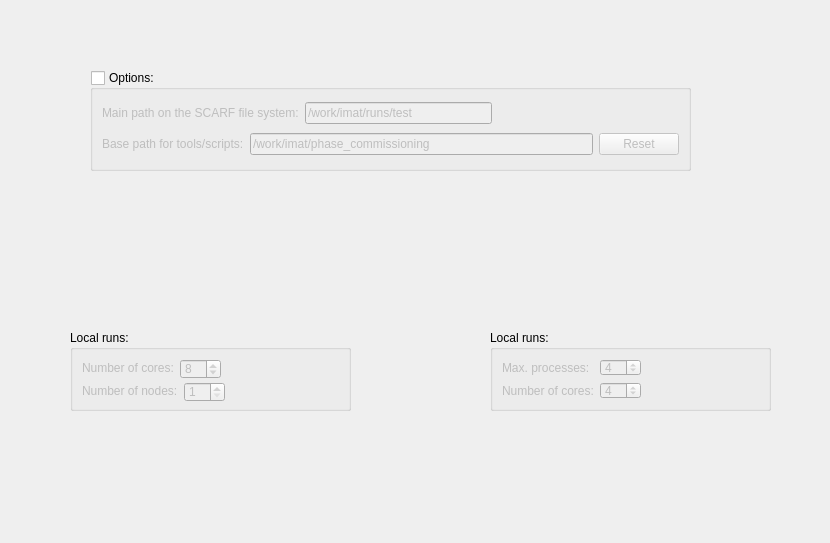
This is MantidQt/CustomInterfaces/inc/MantidQtCustomInterfaces/Tomography/TomographyIfaceQtTabSystemSettings.ui in mantidproject/mantid as Qt 5 draws it before an edit. The edited form follows.
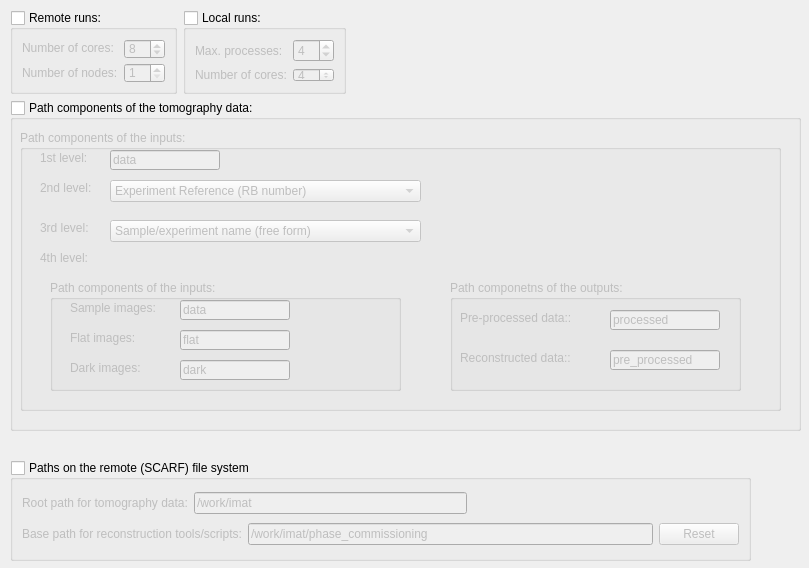
This is the edited form.

Commit message: rearrange widgets, move some to the system tab, re #15665

What changed in the file:
```diff
--- a/MantidQt/CustomInterfaces/inc/MantidQtCustomInterfaces/Tomography/TomographyIfaceQtTabSystemSettings.ui
+++ b/MantidQt/CustomInterfaces/inc/MantidQtCustomInterfaces/Tomography/TomographyIfaceQtTabSystemSettings.ui
@@ -6,8 +6,8 @@
    <rect>
     <x>0</x>
     <y>0</y>
-    <width>830</width>
-    <height>543</height>
+    <width>809</width>
+    <height>568</height>
    </rect>
   </property>
   <property name="windowTitle">
@@ -16,14 +16,14 @@
   <widget class="QGroupBox" name="groupBox_3">
    <property name="geometry">
     <rect>
-     <x>90</x>
-     <y>70</y>
-     <width>601</width>
+     <x>10</x>
+     <y>460</y>
+     <width>741</width>
      <height>101</height>
     </rect>
    </property>
    <property name="title">
-    <string>Options:</string>
+    <string>Paths on the remote (SCARF) file system</string>
    </property>
    <property name="checkable">
     <bool>true</bool>
@@ -37,7 +37,7 @@
       <item>
        <widget class="QLabel" name="label_22">
         <property name="text">
-         <string>Main path on the SCARF file system:</string>
+         <string>Root path for tomography data:</string>
         </property>
        </widget>
       </item>
@@ -50,7 +50,7 @@
          </size>
         </property>
         <property name="text">
-         <string>/work/imat/runs/test</string>
+         <string>/work/imat</string>
         </property>
        </widget>
       </item>
@@ -74,7 +74,7 @@
       <item>
        <widget class="QLabel" name="label">
         <property name="text">
-         <string>Base path for tools/scripts:</string>
+         <string>Base path for reconstruction tools/scripts:</string>
         </property>
        </widget>
       </item>
@@ -96,212 +96,460 @@
     </item>
    </layout>
   </widget>
-  <widget class="QGroupBox" name="groupBox_4">
+  <widget class="QGroupBox" name="groupBox">
    <property name="geometry">
     <rect>
-     <x>490</x>
-     <y>330</y>
-     <width>281</width>
-     <height>81</height>
+     <x>10</x>
+     <y>100</y>
+     <width>791</width>
+     <height>331</height>
     </rect>
    </property>
    <property name="title">
-    <string>Local runs:</string>
+    <string>Path components of the tomography data:</string>
    </property>
-   <layout class="QGridLayout" name="gridLayout_4">
-    <item row="0" column="0">
-     <widget class="QLabel" name="label_3">
-      <property name="enabled">
-       <bool>false</bool>
+   <property name="checkable">
+    <bool>true</bool>
+   </property>
+   <property name="checked">
+    <bool>false</bool>
+   </property>
+   <widget class="QGroupBox" name="groupBox_2">
+    <property name="geometry">
+     <rect>
+      <x>10</x>
+      <y>30</y>
+      <width>761</width>
+      <height>281</height>
+     </rect>
+    </property>
+    <property name="title">
+     <string>Path components of the inputs:</string>
+    </property>
+    <widget class="QComboBox" name="comboBox">
+     <property name="geometry">
+      <rect>
+       <x>90</x>
+       <y>50</y>
+       <width>311</width>
+       <height>22</height>
+      </rect>
+     </property>
+     <item>
+      <property name="text">
+       <string>Experiment Reference (RB number)</string>
       </property>
+     </item>
+    </widget>
+    <widget class="QLineEdit" name="lineEdit_processed_subpath_2">
+     <property name="geometry">
+      <rect>
+       <x>90</x>
+       <y>20</y>
+       <width>110</width>
+       <height>20</height>
+      </rect>
+     </property>
+     <property name="text">
+      <string>data</string>
+     </property>
+    </widget>
+    <widget class="QLabel" name="label_4">
+     <property name="geometry">
+      <rect>
+       <x>20</x>
+       <y>20</y>
+       <width>71</width>
+       <height>16</height>
+      </rect>
+     </property>
+     <property name="text">
+      <string>1st level:</string>
+     </property>
+    </widget>
+    <widget class="QLabel" name="label_5">
+     <property name="geometry">
+      <rect>
+       <x>20</x>
+       <y>50</y>
+       <width>71</width>
+       <height>16</height>
+      </rect>
+     </property>
+     <property name="text">
+      <string>2nd level:</string>
+     </property>
+    </widget>
+    <widget class="QLabel" name="label_6">
+     <property name="geometry">
+      <rect>
+       <x>20</x>
+       <y>90</y>
+       <width>71</width>
+       <height>16</height>
+      </rect>
+     </property>
+     <property name="text">
+      <string>3rd level:</string>
+     </property>
+    </widget>
+    <widget class="QComboBox" name="comboBox_2">
+     <property name="geometry">
+      <rect>
+       <x>90</x>
+       <y>90</y>
+       <width>311</width>
+       <height>22</height>
+      </rect>
+     </property>
+     <item>
       <property name="text">
-       <string>Max. processes:</string>
+       <string>Sample/experiment name (free form)</string>
       </property>
-     </widget>
-    </item>
-    <item row="0" column="1">
-     <widget class="QSpinBox" name="spinBox">
-      <property name="enabled">
-       <bool>false</bool>
+     </item>
+    </widget>
+    <widget class="QLabel" name="label_7">
+     <property name="geometry">
+      <rect>
+       <x>20</x>
+       <y>120</y>
+       <width>71</width>
+       <height>16</height>
+      </rect>
+     </property>
+     <property name="text">
+      <string>4th level:</string>
+     </property>
+    </widget>
+    <widget class="QGroupBox" name="groupBox_6">
+     <property name="geometry">
+      <rect>
+       <x>430</x>
+       <y>150</y>
+       <width>291</width>
+       <height>111</height>
+      </rect>
+     </property>
+     <property name="title">
+      <string>Path componetns of the outputs:</string>
+     </property>
+     <widget class="QLabel" name="label_2">
+      <property name="geometry">
+       <rect>
+        <x>10</x>
+        <y>70</y>
+        <width>131</width>
+        <height>16</height>
+       </rect>
       </property>
-      <property name="minimum">
-       <number>1</number>
+      <property name="text">
+       <string>Reconstructed data::</string>
       </property>
-      <property name="maximum">
-       <number>10</number>
+     </widget>
+     <widget class="QLineEdit" name="lineEdit_processed_subpath">
+      <property name="geometry">
+       <rect>
+        <x>160</x>
+        <y>30</y>
+        <width>110</width>
+        <height>20</height>
+       </rect>
       </property>
-      <property name="value">
-       <number>4</number>
+      <property name="text">
+       <string>processed</string>
       </property>
      </widget>
-    </item>
-    <item row="0" column="2">
-     <spacer name="horizontalSpacer_10">
-      <property name="orientation">
-       <enum>Qt::Horizontal</enum>
+     <widget class="QLabel" name="label_8">
+      <property name="geometry">
+       <rect>
+        <x>10</x>
+        <y>30</y>
+        <width>121</width>
+        <height>16</height>
+       </rect>
       </property>
-      <property name="sizeHint" stdset="0">
-       <size>
-        <width>40</width>
+      <property name="text">
+       <string>Pre-processed data::</string>
+      </property>
+     </widget>
+     <widget class="QLineEdit" name="lineEdit_processed_subpath_3">
+      <property name="geometry">
+       <rect>
+        <x>160</x>
+        <y>70</y>
+        <width>110</width>
         <height>20</height>
-       </size>
+       </rect>
       </property>
-     </spacer>
-    </item>
-    <item row="1" column="0">
-     <widget class="QLabel" name="label_25">
-      <property name="enabled">
-       <bool>false</bool>
+      <property name="text">
+       <string>pre_processed</string>
       </property>
+     </widget>
+    </widget>
+    <widget class="QGroupBox" name="groupBox_7">
+     <property name="geometry">
+      <rect>
+       <x>30</x>
+       <y>150</y>
+       <width>351</width>
+       <height>111</height>
+      </rect>
+     </property>
+     <property name="title">
+      <string>Path components of the inputs:</string>
+     </property>
+     <widget class="QLineEdit" name="lineEdit_processed_subpath_6">
+      <property name="geometry">
+       <rect>
+        <x>130</x>
+        <y>80</y>
+        <width>110</width>
+        <height>20</height>
+       </rect>
+      </property>
       <property name="text">
-       <string>Number of cores:</string>
+       <string>dark</string>
       </property>
      </widget>
-    </item>
-    <item row="1" column="1">
-     <widget class="QSpinBox" name="spinBox_localNumCores">
-      <property name="enabled">
-       <bool>false</bool>
+     <widget class="QLineEdit" name="lineEdit_processed_subpath_5">
+      <property name="geometry">
+       <rect>
+        <x>130</x>
+        <y>50</y>
+        <width>110</width>
+        <height>20</height>
+       </rect>
       </property>
-      <property name="minimumSize">
-       <size>
-        <width>0</width>
-        <height>10</height>
-       </size>
+      <property name="text">
+       <string>flat</string>
       </property>
-      <property name="maximum">
-       <number>99</number>
+     </widget>
+     <widget class="QLabel" name="label_11">
+      <property name="geometry">
+       <rect>
+        <x>20</x>
+        <y>80</y>
+        <width>111</width>
+        <height>16</height>
+       </rect>
       </property>
-      <property name="value">
-       <number>4</number>
+      <property name="text">
+       <string>Dark images:</string>
       </property>
      </widget>
-    </item>
-    <item row="1" column="2">
-     <spacer name="horizontalSpacer_18">
-      <property name="orientation">
-       <enum>Qt::Horizontal</enum>
+     <widget class="QLabel" name="label_10">
+      <property name="geometry">
+       <rect>
+        <x>20</x>
+        <y>50</y>
+        <width>111</width>
+        <height>16</height>
+       </rect>
       </property>
-      <property name="sizeHint" stdset="0">
-       <size>
-        <width>40</width>
+      <property name="text">
+       <string>Flat images:</string>
+      </property>
+     </widget>
+     <widget class="QLineEdit" name="lineEdit_processed_subpath_4">
+      <property name="geometry">
+       <rect>
+        <x>130</x>
+        <y>20</y>
+        <width>110</width>
         <height>20</height>
-       </size>
+       </rect>
       </property>
-     </spacer>
-    </item>
-   </layout>
+      <property name="text">
+       <string>data</string>
+      </property>
+     </widget>
+     <widget class="QLabel" name="label_9">
+      <property name="geometry">
+       <rect>
+        <x>20</x>
+        <y>20</y>
+        <width>111</width>
+        <height>16</height>
+       </rect>
+      </property>
+      <property name="text">
+       <string>Sample images:</string>
+      </property>
+     </widget>
+    </widget>
+   </widget>
   </widget>
-  <widget class="QGroupBox" name="groupBox_5">
+  <widget class="QWidget" name="">
    <property name="geometry">
     <rect>
-     <x>70</x>
-     <y>330</y>
-     <width>281</width>
-     <height>81</height>
+     <x>10</x>
+     <y>10</y>
+     <width>771</width>
+     <height>84</height>
     </rect>
    </property>
-   <property name="title">
-    <string>Local runs:</string>
-   </property>
-   <layout class="QGridLayout" name="gridLayout_5">
-    <item row="0" column="0">
-     <layout class="QHBoxLayout" name="horizontalLayout_12">
-      <item>
-       <widget class="QLabel" name="label_24">
-        <property name="enabled">
-         <bool>false</bool>
-        </property>
-        <property name="text">
-         <string>Number of cores:</string>
-        </property>
-       </widget>
-      </item>
-      <item>
-       <widget class="QSpinBox" name="spinBox_SCARFnumCores">
-        <property name="enabled">
-         <bool>false</bool>
-        </property>
-        <property name="minimumSize">
-         <size>
-          <width>0</width>
-          <height>20</height>
-         </size>
-        </property>
-        <property name="minimum">
-         <number>1</number>
-        </property>
-        <property name="maximum">
-         <number>99</number>
-        </property>
-        <property name="value">
-         <number>8</number>
-        </property>
-       </widget>
-      </item>
-      <item>
-       <spacer name="horizontalSpacer_17">
-        <property name="orientation">
-         <enum>Qt::Horizontal</enum>
-        </property>
-        <property name="sizeHint" stdset="0">
-         <size>
-          <width>434</width>
-          <height>20</height>
-         </size>
-        </property>
-       </spacer>
-      </item>
-     </layout>
+   <layout class="QHBoxLayout" name="horizontalLayout">
+    <item>
+     <widget class="QGroupBox" name="groupBox_5">
+      <property name="title">
+       <string>Remote runs:</string>
+      </property>
+      <property name="checkable">
+       <bool>true</bool>
+      </property>
+      <property name="checked">
+       <bool>false</bool>
+      </property>
+      <layout class="QFormLayout" name="formLayout">
+       <item row="0" column="0">
+        <widget class="QLabel" name="label_24">
+         <property name="enabled">
+          <bool>false</bool>
+         </property>
+         <property name="text">
+          <string>Number of cores:</string>
+         </property>
+        </widget>
+       </item>
+       <item row="0" column="1">
+        <widget class="QSpinBox" name="spinBox_SCARFnumCores">
+         <property name="enabled">
+          <bool>false</bool>
+         </property>
+         <property name="minimumSize">
+          <size>
+           <width>0</width>
+           <height>20</height>
+          </size>
+         </property>
+         <property name="minimum">
+          <number>1</number>
+         </property>
+         <property name="maximum">
+          <number>99</number>
+         </property>
+         <property name="value">
+          <number>8</number>
+         </property>
+        </widget>
+       </item>
+       <item row="1" column="0">
+        <widget class="QLabel" name="label_23">
+         <property name="enabled">
+          <bool>false</bool>
+         </property>
+         <property name="text">
+          <string>Number of nodes:</string>
+         </property>
+        </widget>
+       </item>
+       <item row="1" column="1">
+        <widget class="QSpinBox" name="spinBox_SCARFnumNodes">
+         <property name="enabled">
+          <bool>false</bool>
+         </property>
+         <property name="minimumSize">
+          <size>
+           <width>0</width>
+           <height>20</height>
+          </size>
+         </property>
+         <property name="minimum">
+          <number>1</number>
+         </property>
+         <property name="maximum">
+          <number>99</number>
+         </property>
+         <property name="value">
+          <number>1</number>
+         </property>
+        </widget>
+       </item>
+      </layout>
+     </widget>
     </item>
-    <item row="1" column="0">
-     <layout class="QHBoxLayout" name="horizontalLayout_11">
-      <item>
-       <widget class="QLabel" name="label_23">
-        <property name="enabled">
-         <bool>false</bool>
-        </property>
-        <property name="text">
-         <string>Number of nodes:</string>
-        </property>
-       </widget>
-      </item>
-      <item>
-       <widget class="QSpinBox" name="spinBox_SCARFnumNodes">
-        <property name="enabled">
-         <bool>false</bool>
-        </property>
-        <property name="minimumSize">
-         <size>
-          <width>0</width>
-          <height>20</height>
-         </size>
-        </property>
-        <property name="minimum">
-         <number>1</number>
-        </property>
-        <property name="maximum">
-         <number>99</number>
-        </property>
-        <property name="value">
-         <number>1</number>
-        </property>
-       </widget>
-      </item>
-      <item>
-       <spacer name="horizontalSpacer_16">
-        <property name="orientation">
-         <enum>Qt::Horizontal</enum>
-        </property>
-        <property name="sizeHint" stdset="0">
-         <size>
-          <width>678</width>
-          <height>20</height>
-         </size>
-        </property>
-       </spacer>
-      </item>
-     </layout>
+    <item>
+     <widget class="QGroupBox" name="groupBox_4">
+      <property name="title">
+       <string>Local runs:</string>
+      </property>
+      <property name="checkable">
+       <bool>true</bool>
+      </property>
+      <property name="checked">
+       <bool>false</bool>
+      </property>
+      <layout class="QFormLayout" name="formLayout_2">
+       <item row="0" column="0">
+        <widget class="QLabel" name="label_3">
+         <property name="enabled">
+          <bool>false</bool>
+         </property>
+         <property name="text">
+          <string>Max. processes:</string>
+         </property>
+        </widget>
+       </item>
+       <item row="0" column="1">
+        <widget class="QSpinBox" name="spinBox">
+         <property name="enabled">
+          <bool>false</bool>
+         </property>
+         <property name="minimum">
+          <number>1</number>
+         </property>
+         <property name="maximum">
+          <number>10</number>
+         </property>
+         <property name="value">
+          <number>4</number>
+         </property>
+        </widget>
+       </item>
+       <item row="1" column="0">
+        <widget class="QLabel" name="label_25">
+         <property name="enabled">
+          <bool>false</bool>
+         </property>
+         <property name="text">
+          <string>Number of cores:</string>
+         </property>
+        </widget>
+       </item>
+       <item row="1" column="1">
+        <widget class="QSpinBox" name="spinBox_localNumCores">
+         <property name="enabled">
+          <bool>false</bool>
+         </property>
+         <property name="minimumSize">
+          <size>
+           <width>0</width>
+           <height>10</height>
+          </size>
+         </property>
+         <property name="maximum">
+          <number>99</number>
+         </property>
+         <property name="value">
+          <number>4</number>
+         </property>
+        </widget>
+       </item>
+      </layout>
+     </widget>
+    </item>
+    <item>
+     <spacer name="horizontalSpacer">
+      <property name="orientation">
+       <enum>Qt::Horizontal</enum>
+      </property>
+      <property name="sizeHint" stdset="0">
+       <size>
+        <width>178</width>
+        <height>20</height>
+       </size>
+      </property>
+     </spacer>
     </item>
    </layout>
   </widget>
```
The commit also changes 3 other files.
